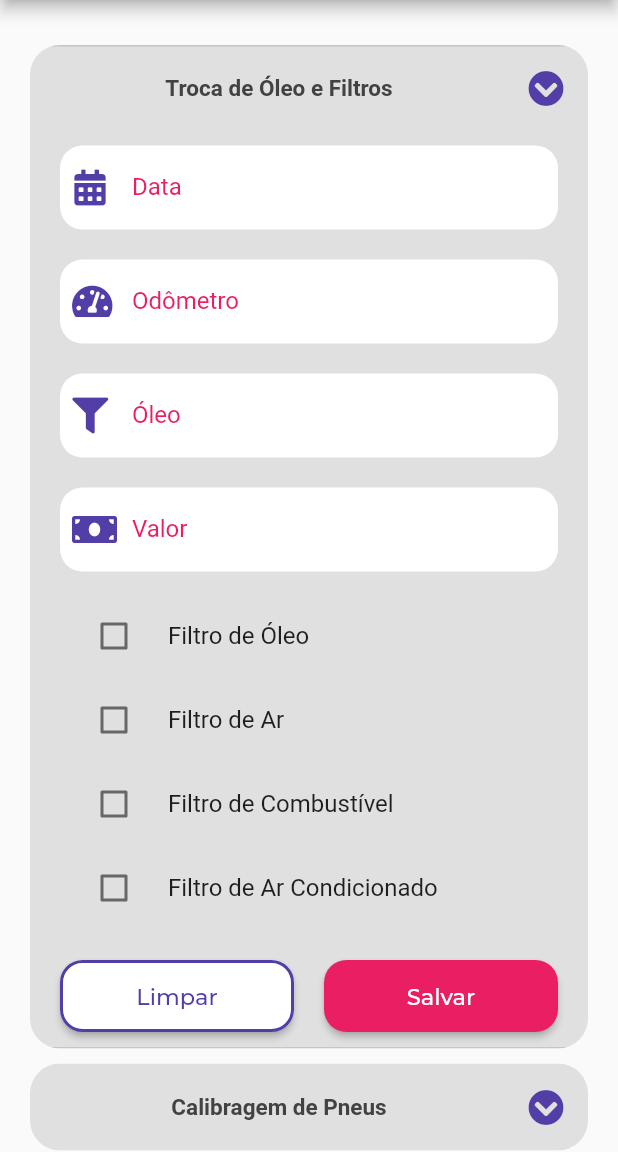
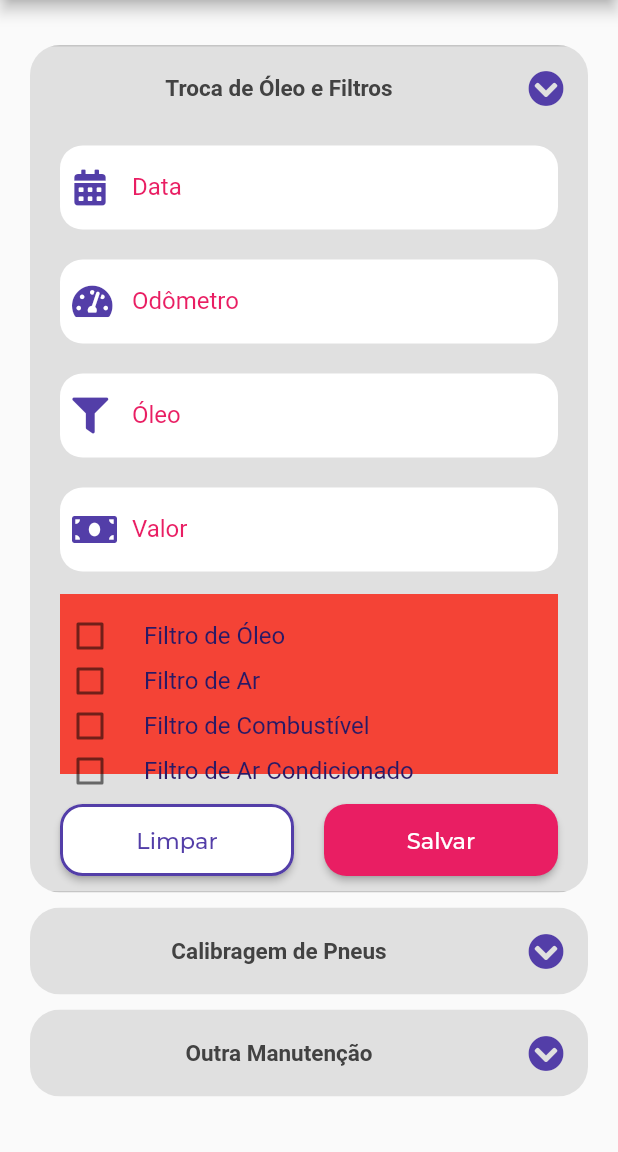
Before and after one commit to murilobohlke/car-helper, a Flutter app: the MaintenancePage screen opened by its route, after a tap on "Troca de Óleo e Filtros", on a phone screen of 412 x 824 dp, the part 84-1236 px from its top. Run offline on Flutter 3.47's test engine with Material 2 defaults, Android fonts, the phone set to English and light mode, and no system bars; our stand-ins replace firebase_auth, firebase_core, flutter_masked_text2, font_awesome_flutter, google_fonts, google_sign_in and 3 more; missing offline and left inert: animated_card; accounts and stored records are empty.

Commit message:
Maintenances cards

```diff
--- a/car_helper/lib/modules/maintenance/maintenance_page.dart
+++ b/car_helper/lib/modules/maintenance/maintenance_page.dart
@@ -1,22 +1,24 @@
-
 import 'package:car_helper/shared/widgets/maintenance_expansion_tile/maintenance_expansion_tile_widget.dart';
 import 'package:car_helper/shared/widgets/text_input/text_input_widget.dart';
 import 'package:flutter/material.dart';
 import 'package:font_awesome_flutter/font_awesome_flutter.dart';
 
 class MaintenancePage extends StatelessWidget {
-  const MaintenancePage({ Key? key }) : super(key: key);
+  const MaintenancePage({Key? key}) : super(key: key);
 
   @override
   Widget build(BuildContext context) {
     return Scaffold(
-      appBar: AppBar(title: Text('Nova Manutenção'),),
+      appBar: AppBar(
+        title: Text('Nova Manutenção'),
+      ),
       body: Container(
         margin: EdgeInsets.only(left: 20, right: 20, top: 30),
         child: SingleChildScrollView(
           child: Column(
             children: [
               MaintenanceExpansionTileWidget(
+                isFilters: true,
                 title: 'Troca de Óleo e Filtros',
                 child: Column(
                   children: [
@@ -43,7 +45,9 @@ class MaintenancePage extends StatelessWidget {
                   ],
                 ),
               ),
-              SizedBox(height: 10,),
+              SizedBox(
+                height: 10,
+              ),
               MaintenanceExpansionTileWidget(
                 title: 'Calibragem de Pneus',
                 child: Column(
@@ -61,7 +65,9 @@ class MaintenancePage extends StatelessWidget {
                   ],
                 ),
               ),
-              SizedBox(height: 10,),
+              SizedBox(
+                height: 10,
+              ),
               MaintenanceExpansionTileWidget(
                 title: 'Outra Manutenção',
                 child: Column(
@@ -89,11 +95,12 @@ class MaintenancePage extends StatelessWidget {
                   ],
                 ),
               ),
-              SizedBox(height: 30,),
+              SizedBox(
+                height: 30,
+              ),
             ],
           ),
         ),
-
       ),
     );
   }
--- /dev/null
+++ b/car_helper/lib/shared/models/calibragem_model.dart
@@ -0,0 +1,6 @@
+class CalibragemModel {
+  final String date;
+  final double libras;
+
+  CalibragemModel({required this.date, required this.libras});
+}
--- /dev/null
+++ b/car_helper/lib/shared/widgets/filter_checkbox_tile/filter_checkbox_tile_widget.dart
@@ -0,0 +1,37 @@
+import 'package:car_helper/shared/themes/app_colors.dart';
+import 'package:flutter/material.dart';
+import 'package:google_fonts/google_fonts.dart';
+
+class FilterCheckboxTileWidget extends StatelessWidget {
+  final bool filter;
+  final ValueChanged<bool> onChanged;
+  final String label;
+
+  const FilterCheckboxTileWidget(
+      {Key? key, required this.filter, required this.onChanged, required this.label})
+      : super(key: key);
+
+  @override
+  Widget build(BuildContext context) {
+    return SizedBox(
+      height: 30,
+          child: CheckboxListTile(
+        contentPadding: EdgeInsets.all(0),
+        activeColor: AppColors.tertiary,
+        tileColor: Colors.red,
+        title: Text(
+          label,
+          style: GoogleFonts.lexendDeca(
+            fontSize: 16,
+            color: AppColors.primary,
+          ),
+        ),
+        value: filter,
+        onChanged: (value) {
+          onChanged(value!);
+        },
+        controlAffinity: ListTileControlAffinity.leading,
+      ),
+    );
+  }
+}
--- a/car_helper/lib/shared/widgets/maintenance_expansion_tile/maintenance_expansion_tile_widget.dart
+++ b/car_helper/lib/shared/widgets/maintenance_expansion_tile/maintenance_expansion_tile_widget.dart
@@ -1,4 +1,5 @@
 import 'package:car_helper/shared/themes/app_colors.dart';
+import 'package:car_helper/shared/widgets/filter_checkbox_tile/filter_checkbox_tile_widget.dart';
 import 'package:car_helper/shared/widgets/primary_button/primary_button_widget.dart';
 import 'package:car_helper/shared/widgets/secondary_button/secondary_button_widget.dart';
 import 'package:flutter/material.dart';
@@ -8,8 +9,9 @@ import 'package:google_fonts/google_fonts.dart';
 class MaintenanceExpansionTileWidget extends StatefulWidget {
   final String title;
   final Widget child;
+  final bool isFilters;
   const MaintenanceExpansionTileWidget(
-      {required this.title, required this.child});
+      {required this.title, required this.child, this.isFilters = false});
 
   @override
   _MaintenanceExpansionTileWidgetState createState() =>
@@ -18,7 +20,10 @@ class MaintenanceExpansionTileWidget extends StatefulWidget {
 
 class _MaintenanceExpansionTileWidgetState
     extends State<MaintenanceExpansionTileWidget> {
-  bool checkedValue = false;
+  bool oilFilter = false;
+  bool airFilter = false;
+  bool gasFilter = false;
+  bool airCFilter = false;
 
   @override
   Widget build(BuildContext context) {
@@ -48,45 +53,38 @@ class _MaintenanceExpansionTileWidgetState
                   SizedBox(
                     height: 5,
                   ),
-                  CheckboxListTile(
-                    title: Text("Filtro de Óleo"),
-                    value: checkedValue,
-                    onChanged: (newValue) {
-                      setState(() {
-                        checkedValue = newValue!;
-                      });
+                  if (widget.isFilters)
+                    Column(
+                      children: [
+                        FilterCheckboxTileWidget(
+                          label: 'Filtro de Óleo',
+                          filter: oilFilter,
+                          onChanged:(newValue) {
+                            setState(() {oilFilter = newValue;});
                           },
-                    controlAffinity: ListTileControlAffinity.leading,
                         ),
-                  CheckboxListTile(
-                    title: Text("Filtro de Ar"),
-                    value: checkedValue,
-                    onChanged: (newValue) {
-                      setState(() {
-                        checkedValue = newValue!;
-                      });
+                        FilterCheckboxTileWidget(
+                          label: 'Filtro de Ar',
+                          filter: airFilter,
+                          onChanged:(newValue) {
+                            setState(() {airFilter = newValue;});
                           },
-                    controlAffinity: ListTileControlAffinity.leading,
                         ),
-                  CheckboxListTile(
-                    title: Text("Filtro de Combustível"),
-                    value: checkedValue,
-                    onChanged: (newValue) {
-                      setState(() {
-                        checkedValue = newValue!;
-                      });
+                        FilterCheckboxTileWidget(
+                          label: 'Filtro de Combustível',
+                          filter: gasFilter,
+                          onChanged:(newValue) {
+                            setState(() {gasFilter = newValue;});
                           },
-                    controlAffinity: ListTileControlAffinity.leading,
                         ),
-                  CheckboxListTile(
-                    title: Text("Filtro de Ar Condicionado"),
-                    value: checkedValue,
-                    onChanged: (newValue) {
-                      setState(() {
-                        checkedValue = newValue!;
-                      });
+                        FilterCheckboxTileWidget(
+                          label: 'Filtro de Ar Condicionado',
+                          filter: airCFilter,
+                          onChanged:(newValue) {
+                            setState(() {airCFilter = newValue;});
                           },
-                    controlAffinity: ListTileControlAffinity.leading,
+                        ),
+                      ],
                     ),
                   SizedBox(
                     height: 20,
@@ -95,7 +93,15 @@ class _MaintenanceExpansionTileWidgetState
                     children: [
                       Expanded(
                           child: SecondaryButtonWidget(
-                              label: 'Limpar', onPressed: () {})),
+                              label: 'Limpar',
+                              onPressed: () {
+                                setState(() {
+                                  airFilter = false;
+                                  airCFilter = false;
+                                  oilFilter = false;
+                                  gasFilter = false;
+                                });
+                              })),
                       SizedBox(
                         width: 20,
                       ),
```
Also changed, not shown: car_helper/lib/modules/info_car/info_car_maintenance/info_car_maintenance_page.dart (+45 -10 lines), car_helper/lib/shared/models/oil_model.dart (added, +22 -0 lines), car_helper/lib/shared/models/other_maintenance_model.dart (added, +14 -0 lines), car_helper/lib/shared/widgets/car_tile/car_tile_widget.dart (+15 -0 lines), car_helper/lib/shared/widgets/maintenance_tile/calibragem_tile_widget.dart (added, +67 -0 lines), car_helper/lib/shared/widgets/maintenance_tile/maintenance_tile_widget.dart (+19 -18 lines), car_helper/lib/shared/widgets/maintenance_tile/oil_tile_widget.dart (added, +116 -0 lines), car_helper/lib/shared/widgets/maintenance_tile/other_tile_widget.dart (added, +101 -0 lines). Lines whose indentation alone changed are shown as unchanged.
